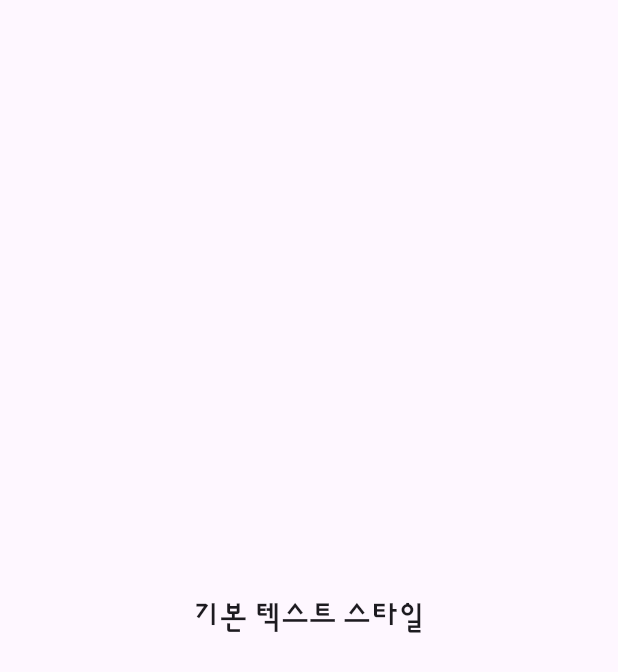
After one commit to bjkang-education/flutter_profile_card, a Flutter app: the screen it shows after launch, on a phone screen of 412 x 824 dp. The commit adds this screen. Shown: the top 672 px of the screen. Run offline on Flutter 3.47's test engine with Material 3 defaults, Android fonts, the phone set to English and light mode, and no system bars.

Commit message:
feat: update font family to Sunflower and add TextScreen widget

```diff
--- a/lib/main.dart
+++ b/lib/main.dart
@@ -1,5 +1,5 @@
 import 'package:flutter/material.dart';
-import 'package:profile_card/sample/profile_screen.dart';
+import 'package:profile_card/sample/text_screen.dart';
 
 void main() {
   runApp(const MyApp());
@@ -11,6 +11,9 @@ class MyApp extends StatelessWidget {
   // This widget is the root of your application.
   @override
   Widget build(BuildContext context) {
-    return MaterialApp(home: const ProfileScreen());
+    return MaterialApp(
+      theme: ThemeData(fontFamily: 'Sunflower'),
+      home: const TextScreen(),
+    );
   }
 }
--- /dev/null
+++ b/lib/sample/text_screen.dart
@@ -0,0 +1,17 @@
+import 'package:flutter/material.dart';
+
+class TextScreen extends StatelessWidget {
+  const TextScreen({super.key});
+
+  @override
+  Widget build(BuildContext context) {
+    return Scaffold(
+      body: Center(
+        child: Text(
+          "기본 텍스트 스타일",
+          style: TextStyle(fontWeight: FontWeight.w400, fontSize: 20),
+        ),
+      ),
+    );
+  }
+}
```
Also changed, not shown: pubspec.yaml (+4 -16 lines), assets/fonts/Sunflower/Sunflower-Bold.ttf (added), assets/fonts/Sunflower/Sunflower-Light.ttf (added), assets/fonts/Sunflower/Sunflower-Medium.ttf (added).
